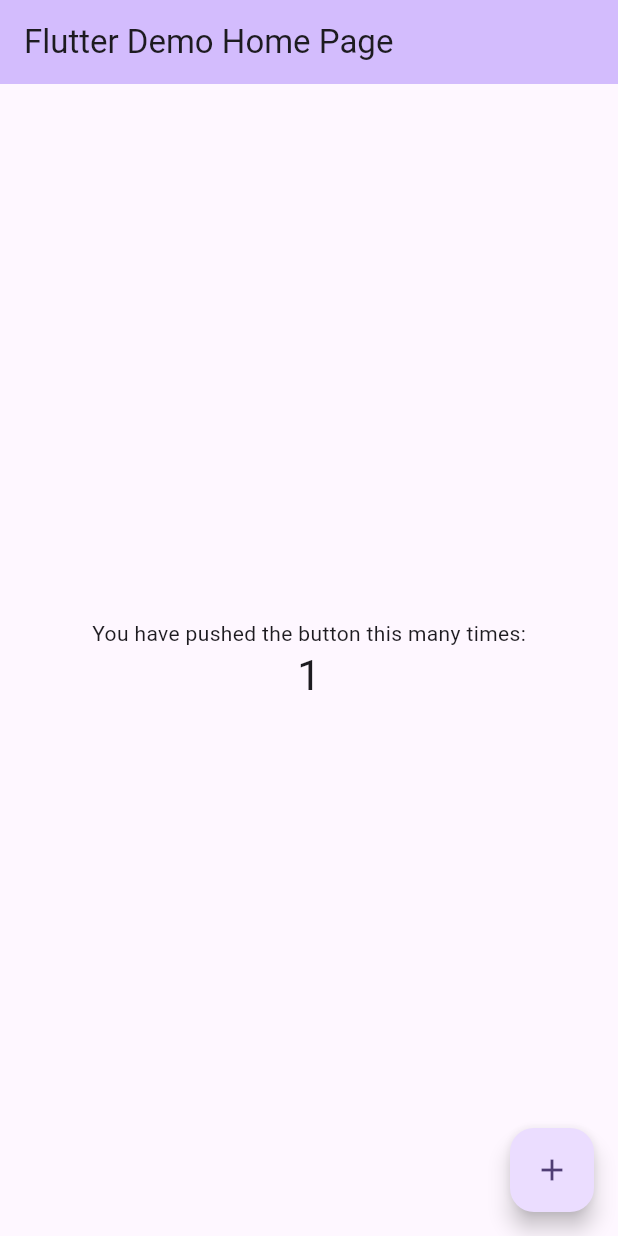
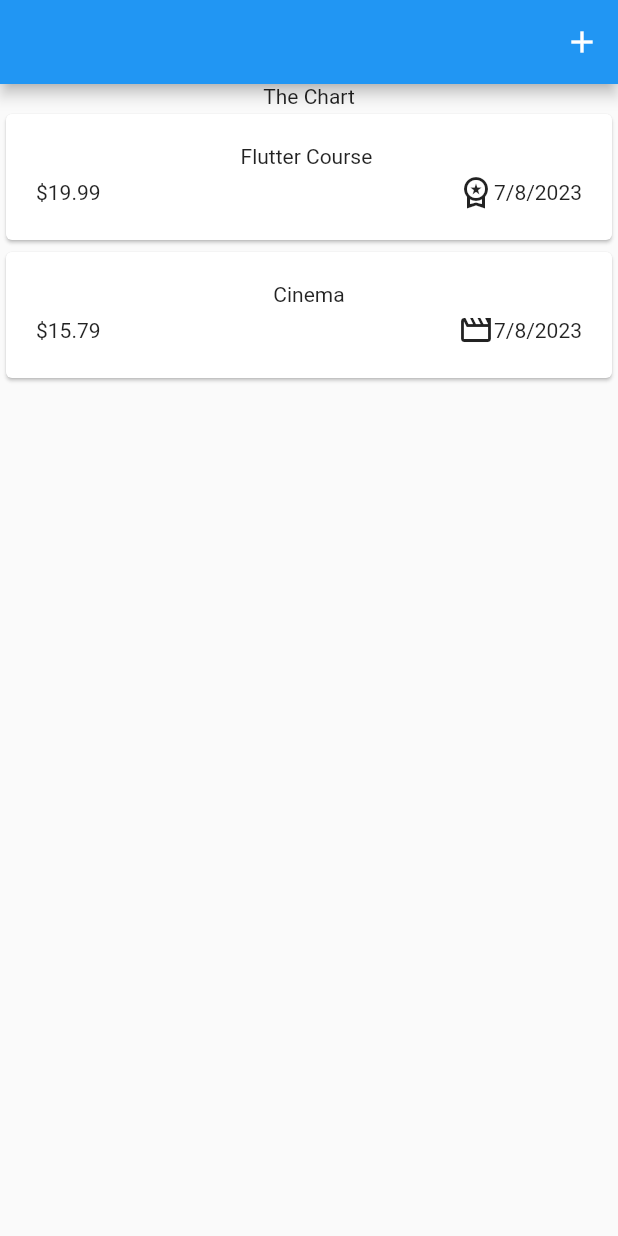
Before and after one commit to Shashank01-26/Expense_Tracker, a Flutter app: the screen it shows after launch, after a tap on the "add" icon, on a phone screen of 412 x 824 dp. Run offline on Flutter 3.47's test engine with Material 2 defaults, Android fonts, the phone set to English and light mode, and no system bars.

Commit message:
'Update_with_new_sections'

```diff
--- /dev/null
+++ b/lib/expenses.dart
@@ -0,0 +1,49 @@
+import 'package:expense_tracker/widgets/expenses_list.dart';
+import 'package:expense_tracker/models/expense.dart';
+import 'package:flutter/material.dart';
+
+class Expenses extends StatefulWidget {
+  const Expenses({super.key});
+
+  @override
+  State<Expenses> createState() {
+    return _ExpensesState();
+  }
+}
+
+class _ExpensesState extends State<Expenses> {
+  final List<Expense> _registeredExpenses = [
+    Expense(
+        title: "Flutter Course ",
+        amount: 19.99,
+        date: DateTime.now(),
+        category: Category.work),
+    Expense(
+        title: "Cinema",
+        amount: 15.79,
+        date: DateTime.now(),
+        category: Category.leisure)
+  ];
+
+  @override
+  Widget build(BuildContext context) {
+    return Scaffold(
+      appBar: AppBar(
+        actions: [
+          IconButton(
+            icon: const Icon(Icons.add),
+            onPressed: () {},
+          ),
+        ],
+      ),
+      body: Column(
+        children: [
+          const Text('The Chart'),
+          Expanded(
+            child: ExpensesList(expenses: _registeredExpenses),
+          ),
+        ],
+      ),
+    );
+  }
+}
--- a/lib/main.dart
+++ b/lib/main.dart
@@ -1,125 +1,12 @@
 import 'package:flutter/material.dart';
+import 'package:expense_tracker/expenses.dart';
+import 'package:expense_tracker/models/expense.dart';
 
 void main() {
-  runApp(const MyApp());
+  runApp(
+    const MaterialApp(
+      debugShowCheckedModeBanner: false,
+      home: Expenses(),
+    ),
+  );
 }
-
-class MyApp extends StatelessWidget {
-  const MyApp({super.key});
-
-  // This widget is the root of your application.
-  @override
-  Widget build(BuildContext context) {
-    return MaterialApp(
-      title: 'Flutter Demo',
-      theme: ThemeData(
-        // This is the theme of your application.
-        //
-        // TRY THIS: Try running your application with "flutter run". You'll see
-        // the application has a blue toolbar. Then, without quitting the app,
-        // try changing the seedColor in the colorScheme below to Colors.green
-        // and then invoke "hot reload" (save your changes or press the "hot
-        // reload" button in a Flutter-supported IDE, or press "r" if you used
-        // the command line to start the app).
-        //
-        // Notice that the counter didn't reset back to zero; the application
-        // state is not lost during the reload. To reset the state, use hot
-        // restart instead.
-        //
-        // This works for code too, not just values: Most code changes can be
-        // tested with just a hot reload.
-        colorScheme: ColorScheme.fromSeed(seedColor: Colors.deepPurple),
-        useMaterial3: true,
-      ),
-      home: const MyHomePage(title: 'Flutter Demo Home Page'),
-    );
-  }
-}
-
-class MyHomePage extends StatefulWidget {
-  const MyHomePage({super.key, required this.title});
-
-  // This widget is the home page of your application. It is stateful, meaning
-  // that it has a State object (defined below) that contains fields that affect
-  // how it looks.
-
-  // This class is the configuration for the state. It holds the values (in this
-  // case the title) provided by the parent (in this case the App widget) and
-  // used by the build method of the State. Fields in a Widget subclass are
-  // always marked "final".
-
-  final String title;
-
-  @override
-  State<MyHomePage> createState() => _MyHomePageState();
-}
-
-class _MyHomePageState extends State<MyHomePage> {
-  int _counter = 0;
-
-  void _incrementCounter() {
-    setState(() {
-      // This call to setState tells the Flutter framework that something has
-      // changed in this State, which causes it to rerun the build method below
-      // so that the display can reflect the updated values. If we changed
-      // _counter without calling setState(), then the build method would not be
-      // called again, and so nothing would appear to happen.
-      _counter++;
-    });
-  }
-
-  @override
-  Widget build(BuildContext context) {
-    // This method is rerun every time setState is called, for instance as done
-    // by the _incrementCounter method above.
-    //
-    // The Flutter framework has been optimized to make rerunning build methods
-    // fast, so that you can just rebuild anything that needs updating rather
-    // than having to individually change instances of widgets.
-    return Scaffold(
-      appBar: AppBar(
-        // TRY THIS: Try changing the color here to a specific color (to
-        // Colors.amber, perhaps?) and trigger a hot reload to see the AppBar
-        // change color while the other colors stay the same.
-        backgroundColor: Theme.of(context).colorScheme.inversePrimary,
-        // Here we take the value from the MyHomePage object that was created by
-        // the App.build method, and use it to set our appbar title.
-        title: Text(widget.title),
-      ),
-      body: Center(
-        // Center is a layout widget. It takes a single child and positions it
-        // in the middle of the parent.
-        child: Column(
-          // Column is also a layout widget. It takes a list of children and
-          // arranges them vertically. By default, it sizes itself to fit its
-          // children horizontally, and tries to be as tall as its parent.
-          //
-          // Column has various properties to control how it sizes itself and
-          // how it positions its children. Here we use mainAxisAlignment to
-          // center the children vertically; the main axis here is the vertical
-          // axis because Columns are vertical (the cross axis would be
-          // horizontal).
-          //
-          // TRY THIS: Invoke "debug painting" (choose the "Toggle Debug Paint"
-          // action in the IDE, or press "p" in the console), to see the
-          // wireframe for each widget.
-          mainAxisAlignment: MainAxisAlignment.center,
-          children: <Widget>[
-            const Text(
-              'You have pushed the button this many times:',
-            ),
-            Text(
-              '$_counter',
-              style: Theme.of(context).textTheme.headlineMedium,
-            ),
-          ],
-        ),
-      ),
-      floatingActionButton: FloatingActionButton(
-        onPressed: _incrementCounter,
-        tooltip: 'Increment',
-        child: const Icon(Icons.add),
-      ), // This trailing comma makes auto-formatting nicer for build methods.
-    );
-  }
-}
--- /dev/null
+++ b/lib/models/expense.dart
@@ -0,0 +1,35 @@
+import 'package:flutter/material.dart';
+import 'package:uuid/uuid.dart';
+import 'package:intl/intl.dart';
+
+final formatter = DateFormat.yMd();
+
+const uuid = Uuid();
+
+enum Category { food, travel, leisure, work }
+
+const categoryIcons = {
+  Category.food: Icons.lunch_dining,
+  Category.travel: Icons.flight_takeoff,
+  Category.leisure: Icons.movie_outlined,
+  Category.work: Icons.workspace_premium_outlined,
+};
+
+class Expense {
+  Expense({
+    required this.title,
+    required this.amount,
+    required this.date,
+    required this.category,
+  }) : id = uuid.v4();
+
+  final String title;
+  final double amount;
+  final String id;
+  final DateTime date;
+  final Category category;
+
+  String get FormattedDate {
+    return formatter.format(date);
+  }
+}
--- /dev/null
+++ b/lib/widgets/expense_item.dart
@@ -0,0 +1,40 @@
+import 'package:expense_tracker/models/expense.dart';
+import 'package:flutter/material.dart';
+
+class ExpensesItem extends StatelessWidget {
+  const ExpensesItem(this.expense, {super.key});
+  final Expense expense;
+
+  @override
+  Widget build(BuildContext context) {
+    return Card(
+      child: Padding(
+        padding: const EdgeInsets.symmetric(
+          horizontal: 20.0,
+          vertical: 20.0,
+        ),
+        child: Column(
+          children: [
+            Text(expense.title),
+            const SizedBox(height: 4.0),
+            Row(
+              children: [
+                Text(
+                  '\$${expense.amount.toStringAsFixed(2)}',
+                ),
+                const Spacer(),
+                Row(
+                  children: [
+                    Icon(categoryIcons[expense.category]),
+                    const SizedBox(height: 8.0),
+                    Text(expense.FormattedDate),
+                  ],
+                ),
+              ],
+            ),
+          ],
+        ),
+      ),
+    );
+  }
+}
--- /dev/null
+++ b/lib/widgets/expenses_list.dart
@@ -0,0 +1,17 @@
+import 'package:expense_tracker/models/expense.dart';
+import 'package:expense_tracker/widgets/expense_item.dart';
+import 'package:flutter/material.dart';
+
+class ExpensesList extends StatelessWidget {
+  const ExpensesList({super.key, required this.expenses});
+
+  final List<Expense> expenses;
+
+  @override
+  Widget build(BuildContext context) {
+    return ListView.builder(
+      itemCount: expenses.length,
+      itemBuilder: (context, index)=> ExpensesItem(expenses[index]),
+      );
+  }
+}
--- a/pubspec.yaml
+++ b/pubspec.yaml
@@ -35,6 +35,8 @@ dependencies:
   # The following adds the Cupertino Icons font to your application.
   # Use with the CupertinoIcons class for iOS style icons.
   cupertino_icons: ^1.0.2
+  uuid: ^3.0.7
+  intl: ^0.18.1
 
 dev_dependencies:
   flutter_test:
```
Also changed, not shown: pubspec.lock, 1 other file.
